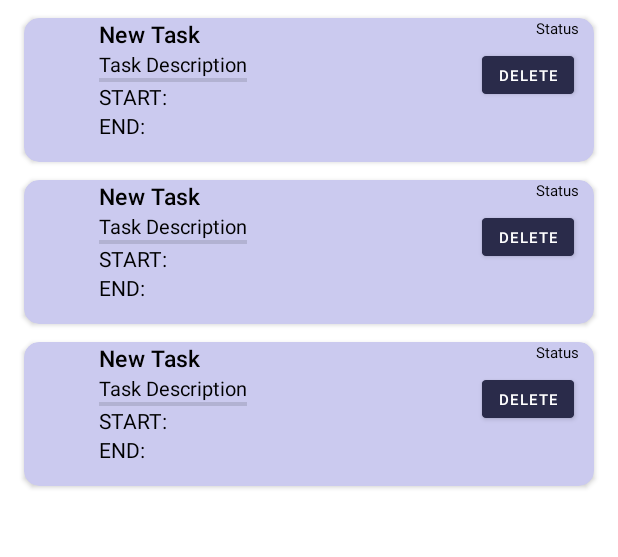
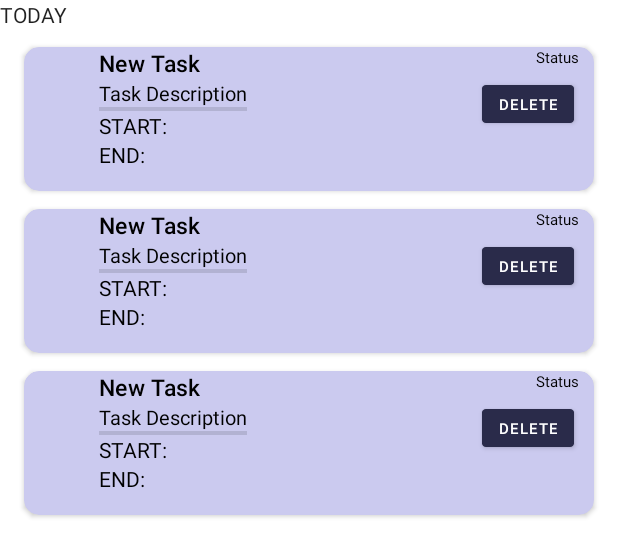
Before and after one commit to aryna93/RMIT-Group8-BITS, an Android app: the layout fragment_cal_day.xml on its own in the app's theme, with its tools: preview values and no code run, on a phone screen of 412 x 824 dp. Shown: the top 557 px of the screen. Run offline under Robolectric (Android 15) with nearby library versions, the phone set to English and light mode, and no system bars.

Commit message:
cal changes

```diff
--- a/Hability/app/src/main/java/com/syncstorm/hability/ui/calendar/CalDayAdapter.kt
+++ b/Hability/app/src/main/java/com/syncstorm/hability/ui/calendar/CalDayAdapter.kt
@@ -6,6 +6,7 @@ import android.view.ViewGroup
 import android.widget.Button
 import android.widget.ImageView
 import android.widget.TextView
+import androidx.cardview.widget.CardView
 import androidx.core.content.ContentProviderCompat.requireContext
 import androidx.recyclerview.widget.RecyclerView
 import com.syncstorm.hability.R
@@ -46,6 +47,10 @@ class CalDayAdapter (private val mList: MutableList<TaskModelClass>) : RecyclerV
         holder.textViewStartLabel.text = "START: " + TaskModelClass.taskStartTime
         holder.textViewEndLabel.text = "END: " + TaskModelClass.taskEndTime
 
+        holder.cardViewCalDayRecycler.setOnClickListener {
+
+        }
+
         val context = holder.textViewButtonDeleteTask.getContext()
         val db = DatabaseHandler(context)
 
@@ -80,6 +85,7 @@ class CalDayAdapter (private val mList: MutableList<TaskModelClass>) : RecyclerV
 
     // Holds the views for adding it to image and text
     class ViewHolder(ItemView: View) : RecyclerView.ViewHolder(ItemView) {
+        val cardViewCalDayRecycler: CardView = itemView.findViewById(R.id.cardViewCalDayRecycler)
         val imageViewCategory: ImageView = itemView.findViewById(R.id.imageViewCategory)
         val textViewTaskTitle: TextView = itemView.findViewById(R.id.textViewTaskTitle)
         val textViewTaskDescription: TextView = itemView.findViewById(R.id.textViewTaskDescription)
--- a/Hability/app/src/main/java/com/syncstorm/hability/ui/calendar/CalDayFragment.kt
+++ b/Hability/app/src/main/java/com/syncstorm/hability/ui/calendar/CalDayFragment.kt
@@ -5,6 +5,7 @@ import androidx.fragment.app.Fragment
 import android.view.LayoutInflater
 import android.view.View
 import android.view.ViewGroup
+import android.widget.TextView
 import androidx.recyclerview.widget.LinearLayoutManager
 import androidx.recyclerview.widget.RecyclerView
 import com.syncstorm.hability.R
@@ -49,12 +50,14 @@ class CalDayFragment : Fragment() {
         super.onViewCreated(view, savedInstanceState)
 
         val recyclerview = view.findViewById<RecyclerView>(R.id.recyclerview)
+        val textViewTodayDate: TextView = view.findViewById(R.id.textViewTodayDate)
         val context = requireContext()
         val db = DatabaseHandler(context)
         val data = db.readTask()
 
         val today = LocalDateTime.now()
         val todayDate = today.format(DateTimeFormatter.ofPattern("dd/MM/yyyy"))
+        textViewTodayDate.text = "Today: " + todayDate
 
         val allTasks: List<TaskModelClass> = data
         val todayTasks: MutableList<TaskModelClass> = ArrayList()
--- a/Hability/app/src/main/res/layout/calendar_day_recyclerview.xml
+++ b/Hability/app/src/main/res/layout/calendar_day_recyclerview.xml
@@ -2,6 +2,7 @@
 <androidx.cardview.widget.CardView
     xmlns:android="http://schemas.android.com/apk/res/android"
     xmlns:card_view="http://schemas.android.com/apk/res-auto"
+    android:id="@+id/cardViewCalDayRecycler"
     android:layout_width="match_parent"
     android:layout_height="96dp"
     android:layout_marginTop="12dp"
@@ -37,9 +38,9 @@
                     android:id="@+id/textViewTaskTitle"
                     android:layout_width="wrap_content"
                     android:layout_height="wrap_content"
-                    android:ellipsize="marquee"
+                    android:ellipsize="end"
                     android:maxLines="2"
-                    android:maxLength="30"
+                    android:maxLength="22"
                     android:textColor="#000"
                     android:textAppearance="@style/TextAppearance.MaterialComponents.Headline6"
                     android:text="New Task"
@@ -49,10 +50,10 @@
                     android:id="@+id/textViewTaskDescription"
                     android:layout_height="wrap_content"
                     android:layout_width="wrap_content"
-                    android:ellipsize="marquee"
+                    android:ellipsize="end"
                     android:textColor="#000"
                     android:maxLines="2"
-                    android:maxLength="30"
+                    android:maxLength="22"
                     android:textSize="13dp"
                     android:text="Task Description" />
 
--- a/Hability/app/src/main/res/layout/fragment_cal_day.xml
+++ b/Hability/app/src/main/res/layout/fragment_cal_day.xml
@@ -5,6 +5,14 @@
     android:orientation="vertical" android:layout_width="match_parent"
     android:layout_height="match_parent"
     android:id="@+id/linearLayout">
+
+    <TextView
+        android:id="@+id/textViewTodayDate"
+        android:layout_width="match_parent"
+        android:layout_height="wrap_content"
+        android:textAppearance="@style/TextAppearance.AppCompat.Body1"
+        android:text="TODAY" />
+
     <androidx.recyclerview.widget.RecyclerView
         android:id="@+id/recyclerview"
         android:layout_width="match_parent"
```
Also changed, not shown: Hability/app/src/main/java/com/syncstorm/hability/database/DatabaseHandler.kt (line endings or trailing spaces).
